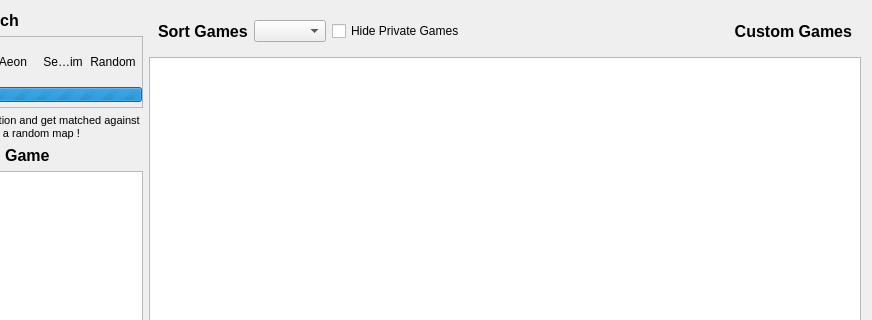
Before: the Qt Designer form res/games/games.ui in FAForever/client, drawn with Qt 5; both pictures show x 124 to 996 and y 0 to 320 of the 996 by 679 pixel window.
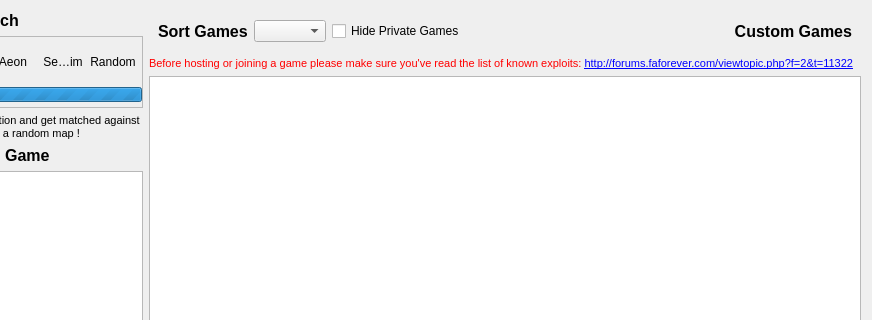
After: the same form once the commit is applied.

Commit message: Added an exploit warning to the games tab

```diff
--- a/res/games/games.ui
+++ b/res/games/games.ui
@@ -601,6 +601,95 @@
         </layout>
        </widget>
       </item>
+      <item>
+       <widget class="QLabel" name="exploitWarning">
+        <property name="sizePolicy">
+         <sizepolicy hsizetype="Preferred" vsizetype="Preferred">
+          <horstretch>0</horstretch>
+          <verstretch>0</verstretch>
+         </sizepolicy>
+        </property>
+        <property name="palette">
+         <palette>
+          <active>
+           <colorrole role="WindowText">
+            <brush brushstyle="SolidPattern">
+             <color alpha="255">
+              <red>255</red>
+              <green>0</green>
+              <blue>0</blue>
+             </color>
+            </brush>
+           </colorrole>
+           <colorrole role="Text">
+            <brush brushstyle="SolidPattern">
+             <color alpha="255">
+              <red>255</red>
+              <green>0</green>
+              <blue>0</blue>
+             </color>
+            </brush>
+           </colorrole>
+          </active>
+          <inactive>
+           <colorrole role="WindowText">
+            <brush brushstyle="SolidPattern">
+             <color alpha="255">
+              <red>255</red>
+              <green>0</green>
+              <blue>0</blue>
+             </color>
+            </brush>
+           </colorrole>
+           <colorrole role="Text">
+            <brush brushstyle="SolidPattern">
+             <color alpha="255">
+              <red>255</red>
+              <green>0</green>
+              <blue>0</blue>
+             </color>
+            </brush>
+           </colorrole>
+          </inactive>
+          <disabled>
+           <colorrole role="WindowText">
+            <brush brushstyle="SolidPattern">
+             <color alpha="255">
+              <red>120</red>
+              <green>120</green>
+              <blue>120</blue>
+             </color>
+            </brush>
+           </colorrole>
+           <colorrole role="Text">
+            <brush brushstyle="SolidPattern">
+             <color alpha="255">
+              <red>120</red>
+              <green>120</green>
+              <blue>120</blue>
+             </color>
+            </brush>
+           </colorrole>
+          </disabled>
+         </palette>
+        </property>
+        <property name="font">
+         <font>
+          <pointsize>10</pointsize>
+         </font>
+        </property>
+        <property name="text">
+         <string>&lt;!DOCTYPE HTML PUBLIC &quot;-//W3C//DTD HTML 4.0//EN&quot; &quot;http://www.w3.org/TR/REC-html40/strict.dtd&quot;&gt;
+&lt;html&gt;&lt;head&gt;&lt;meta name=&quot;qrichtext&quot; content=&quot;1&quot; /&gt;&lt;style type=&quot;text/css&quot;&gt;
+p, li { white-space: pre-wrap; }
+&lt;/style&gt;&lt;/head&gt;&lt;body style=&quot; font-family:'MS Shell Dlg 2'; font-size:8.25pt; font-weight:400; font-style:normal;&quot;&gt;
+&lt;p style=&quot; margin-top:12px; margin-bottom:12px; margin-left:0px; margin-right:0px; -qt-block-indent:0; text-indent:0px;&quot;&gt;Before hosting or joining a game please make sure you've read the list of known exploits: &lt;a href=&quot;http://forums.faforever.com/viewtopic.php?f=2&amp;t=11322&quot;&gt;http://forums.faforever.com/viewtopic.php?f=2&amp;t=11322&lt;/a&gt;&lt;/p&gt;&lt;/body&gt;&lt;/html&gt;</string>
+        </property>
+        <property name="openExternalLinks">
+         <bool>true</bool>
+        </property>
+       </widget>
+      </item>
       <item>
        <widget class="QListWidget" name="gameList">
         <property name="focusPolicy">
```
